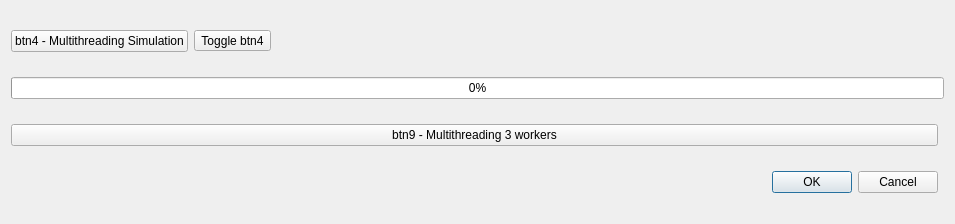
Before: the Qt Designer form dialogs/d_multithreading.ui in saccocristian/qt_project1, drawn with Qt 5.
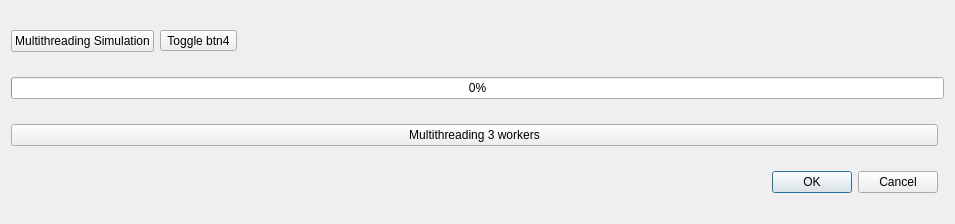
After: the same form once the commit is applied.

What changed in the file:
```diff
--- a/dialogs/d_multithreading.ui
+++ b/dialogs/d_multithreading.ui
@@ -24,7 +24,7 @@
    <item row="5" column="0" colspan="2">
     <widget class="QPushButton" name="btn2">
      <property name="text">
-      <string>btn9 - Multithreading 3 workers</string>
+      <string>Multithreading 3 workers</string>
      </property>
     </widget>
    </item>
@@ -38,13 +38,6 @@
      </property>
     </widget>
    </item>
-   <item row="3" column="0">
-    <widget class="QPushButton" name="btn1">
-     <property name="text">
-      <string>btn4 - Multithreading Simulation</string>
-     </property>
-    </widget>
-   </item>
    <item row="6" column="1">
     <widget class="QDialogButtonBox" name="buttonBox">
      <property name="orientation">
@@ -55,6 +48,13 @@
      </property>
     </widget>
    </item>
+   <item row="3" column="0">
+    <widget class="QPushButton" name="btn1">
+     <property name="text">
+      <string>Multithreading Simulation</string>
+     </property>
+    </widget>
+   </item>
   </layout>
  </widget>
  <resources/>
```
Left out of the diff: 24 changed lines with no effect on the pictures.
